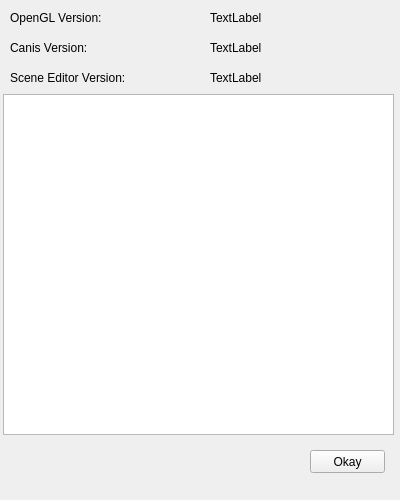
Qt form SceneEditor/ui/AboutWindow.ui (dac456/canis) before a commit.
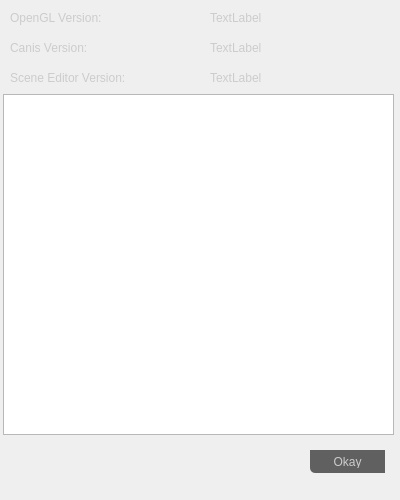
The same form after that commit.

Commit message: added stylesheet to other dialogs and windows

Patch:
```diff
--- a/SceneEditor/ui/AboutWindow.ui
+++ b/SceneEditor/ui/AboutWindow.ui
@@ -31,6 +31,169 @@
   <property name="windowTitle">
    <string>About</string>
   </property>
+  <property name="styleSheet">
+   <string notr="true">QWidget#centralWidget
+{
+	background-color: #303030;
+}
+
+QDialog
+{
+	background-color: #303030;
+}
+
+QSplitter
+{
+	background-color: #303030;
+}
+
+QMenuBar
+{
+	background-color: #303030;
+	color: #CCCCCC;
+}
+
+QMenu
+{
+	background-color: #303030;
+	color: #CCCCCC;
+}
+
+QStatusBar
+{
+	background-color: #303030;
+}
+
+QStatusBar::item
+{
+	color: #CCCCCC;
+	border-radius: 1px;
+}
+
+QToolBar
+{
+	background-color: #505050;
+}
+
+QMenuBar::item
+{
+	background-color: #303030;
+}
+
+QMenuBar::item::selected
+{
+	background-color: #909090;
+}
+
+QMenu::item::selected
+{
+	background-color: #909090;
+}
+
+QPushButton
+{
+	color: #CCCCCC;
+	background-color: #606060;
+	border-bottom-left-radius: 5px;
+	padding: 5px;
+}
+
+QPushButton:hover
+{
+	background-color: #707070;
+}
+
+QPushButton:disabled
+{
+	color: #606060;
+	background-color: #202020;
+}
+
+QFrame#frame
+{
+	background-color: #303030;
+	border-bottom-left-radius: 5px;
+}
+
+QFrame#frame_2
+{
+	background-color: #303030;
+	border-bottom-left-radius: 5px;
+}
+
+QFrame#frame_3
+{
+	background-color: #303030;
+	border-bottom-left-radius: 5px;
+}
+
+QLabel
+{
+	color: #CCCCCC;
+}
+
+QListWidget
+{
+	background-color: #606060;
+	color: #CCCCCC;
+	border-radius: 1px;
+}
+
+QListWidget::item:selected
+{
+	background-color: #808080;
+	color: #CCCCCC;
+	border-radius: 1px;
+}
+
+QTreeWidget
+{
+	background-color: #606060;
+	color: #CCCCCC;
+	border-radius: 1px;
+}
+
+QLineEdit
+{
+	background-color: #606060;
+	color: #CCCCCC;
+	border-radius: 1px;
+}
+
+QGroupBox
+{
+	color: #CCCCCC;
+}
+
+QComboBox
+{
+  background-color: #606060;
+  border-radius: 2px;
+
+  selection-color: #AAAAAA;
+  selection-background-color: #606060;
+  show-decoration-selected: 0;
+}
+
+QComboBox:on
+{
+  padding-top: -10px;
+  padding-left: 2px;
+}
+
+QComboBox::drop-down
+{
+   subcontrol-origin: padding;
+   subcontrol-position: top right;
+   width: 7px;
+
+   border-left-width: 0px;
+   border-left-color: #000000;
+   border-left-style: solid;
+   border-top-right-radius: 3px;
+   border-bottom-right-radius: 3px;
+}</string>
+  </property>
   <property name="unifiedTitleAndToolBarOnMac">
    <bool>false</bool>
   </property>
```
The commit also changes 4 other files.
